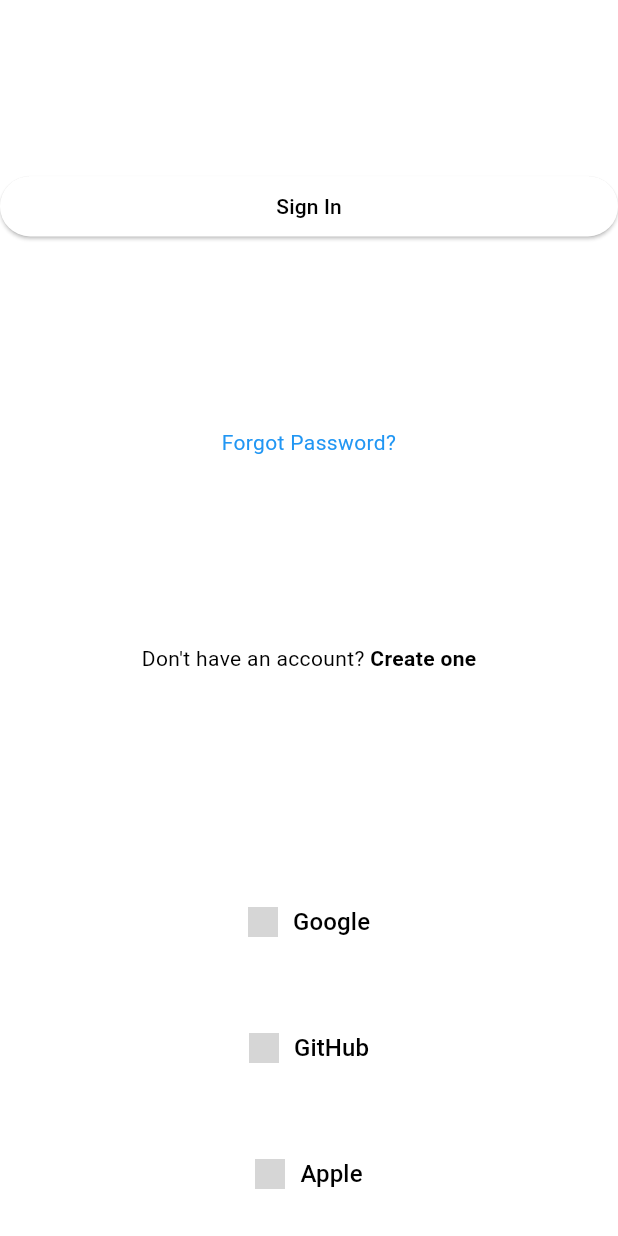
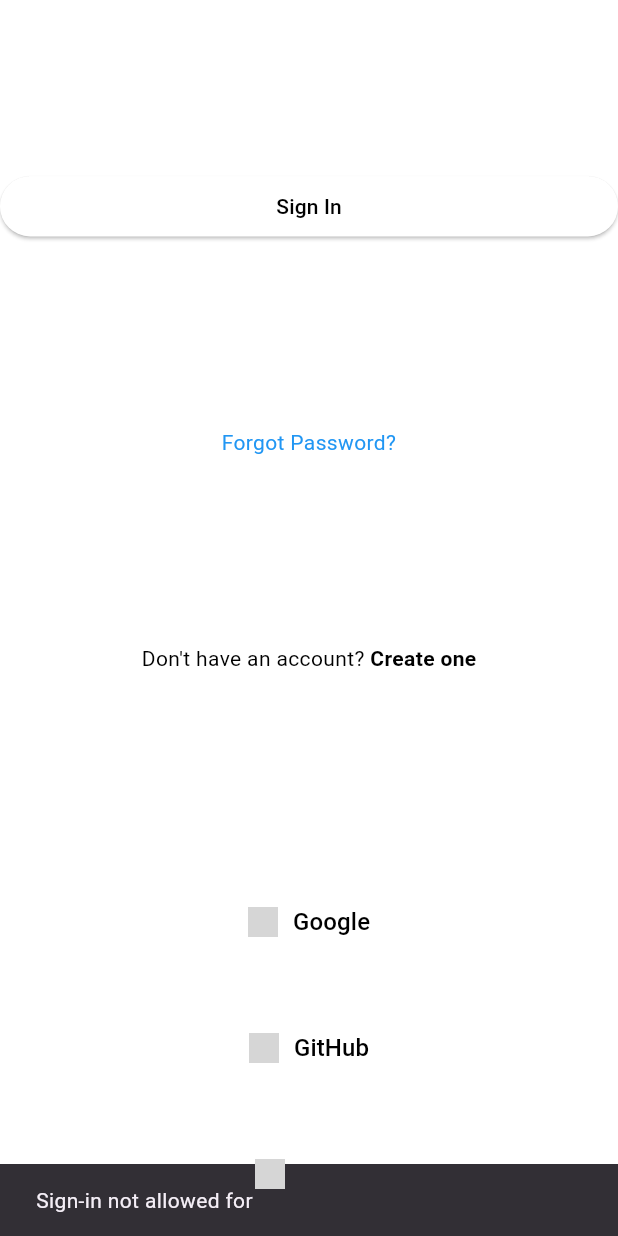
Before and after one commit to keeertnaa/yaarit, a Flutter app: the SigninPage screen opened by its route, scrolled down 786 dp, after a tap on "Sign In", on a phone screen of 412 x 824 dp. Run offline on Flutter 3.47's test engine with Material 3 defaults, Android fonts, the phone set to English and light mode, and no system bars; our stand-ins replace shared_preferences; accounts and stored records are empty; network calls fail; grey boxes are pictures that could not be loaded.

Commit message:
On branch main Your branch is up to date with 'origin/main'.
Changes to be committed:
	modified:   lib/screens/loginflow/signin.dart
	modified:   lib/screens/loginflow/signup.dart

```diff
--- a/lib/screens/loginflow/signin.dart
+++ b/lib/screens/loginflow/signin.dart
@@ -1,8 +1,10 @@
 import 'package:flutter/material.dart';
+import 'package:yaarit/screens/loginflow/signup.dart';
 import 'package:yaarit/screens/loginflow/socials.dart';
 import 'package:yaarit/screens/constants/constant.dart';
 import 'package:yaarit/services/auth_services.dart';
 import 'package:yaarit/custom_textfield.dart';
+
 class SigninPage extends StatefulWidget {
   const SigninPage({Key? key}) : super(key: key);
 
@@ -44,8 +46,8 @@
           ),
           SizedBox(height: GlobalSizes.h*0.2),
           CustomTextField(
-              controller: passwordController,
-              hintText: 'Enter your password',
+              controller: emailController,
+              hintText: 'Enter your email',
             ),
           SizedBox(height: GlobalSizes.h*0.15),
           CustomTextField(
@@ -55,8 +57,17 @@
           SizedBox(height: GlobalSizes.h*0.15),
           ElevatedButton(
             onPressed: () {
-              // Implement sign-in functionality here
+              String email = emailController.text;  // Correct the case of emailController
+              List<String> allowedDomains = ['@mvsrec.edu.in', '@moonlighttstudios.com'];
+              bool isAllowed = allowedDomains.any((domain) => email.contains(domain));
+
+              if (isAllowed) {
+                loginUser();  // Call the login function if the email is allowed
+              } else {
+                ScaffoldMessenger.of(context).showSnackBar(SnackBar(content: Text("Sign-in not allowed for $email")));
+              }
             },
+
             style: ElevatedButton.styleFrom(
               backgroundColor: Colors.white,
             ),
@@ -67,6 +78,7 @@
           GestureDetector(
             onTap: () {
               // Navigate to sign-up page or implement forgot password functionality
+              Navigator.push(context, MaterialPageRoute(builder: (context) => const SignupPage()));
             },
             child: const Text(
               'Forgot Password?',
```
Also changed, not shown: lib/screens/loginflow/signup.dart (+11 -1 lines).
